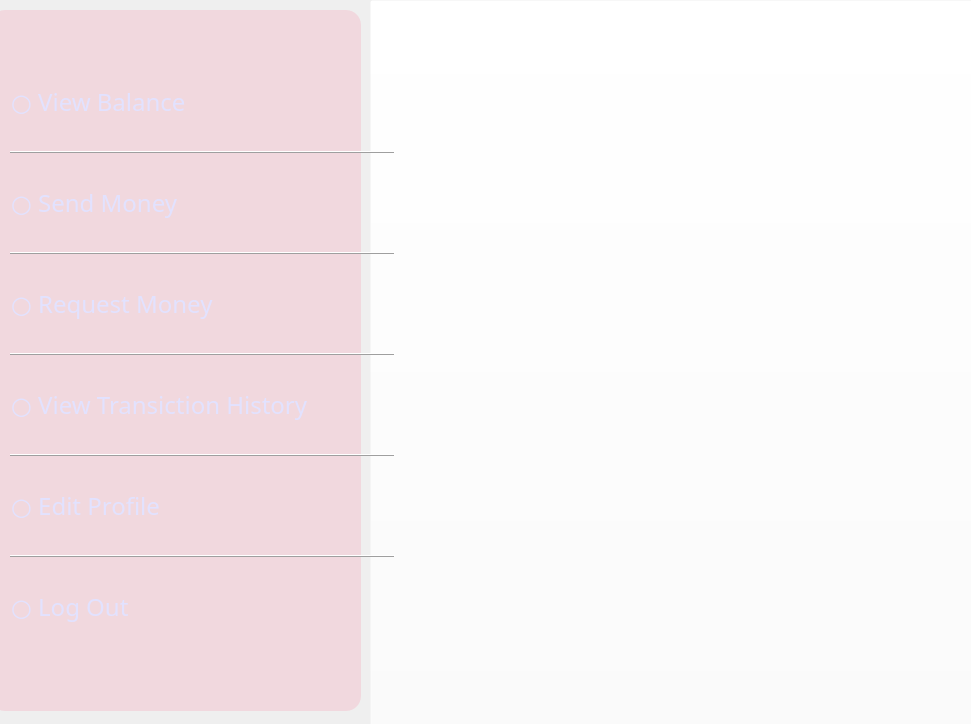
The window that m7fazty/user.ui (Roro-2004/m7fazty) describes before a commit, drawn with Qt 5.
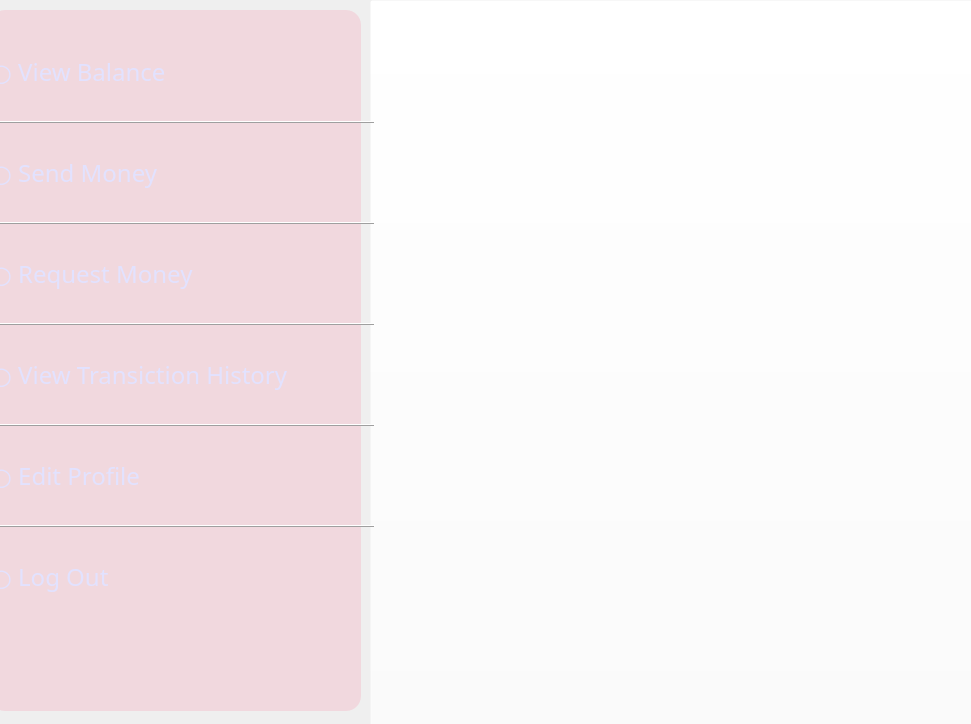
The same window after the commit.

```diff
--- a/m7fazty/user.ui
+++ b/m7fazty/user.ui
@@ -298,8 +298,8 @@
   <widget class="QWidget" name="layoutWidget">
    <property name="geometry">
     <rect>
-     <x>10</x>
-     <y>50</y>
+     <x>-10</x>
+     <y>20</y>
      <width>385</width>
      <height>601</height>
     </rect>
```
